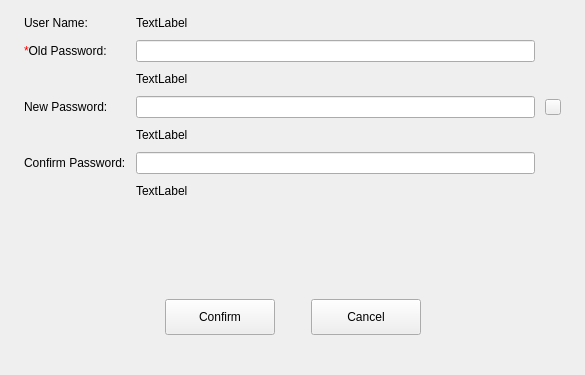
openeuler-mirror/ks-scmc-gui, file src/pages/system/user-manager/passwd-update-dialog.ui: the form before one commit.
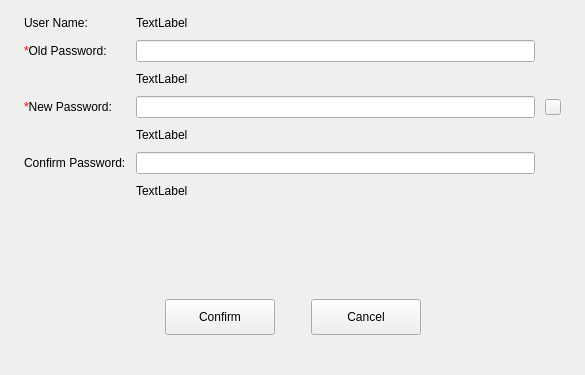
The form after the commit. Icons and pictures are not drawn. Custom widgets are drawn as their Qt base class.

Commit message: fix（pages）：modify new password - 统一输入框必填标识

The edit to the form file:
```diff
--- a/src/pages/system/user-manager/passwd-update-dialog.ui
+++ b/src/pages/system/user-manager/passwd-update-dialog.ui
@@ -101,7 +101,7 @@
      <item row="3" column="0">
       <widget class="QLabel" name="label_4">
        <property name="text">
-        <string>New Password:</string>
+        <string>&lt;font color=red&gt;*&lt;/font&gt;New Password:</string>
        </property>
       </widget>
      </item>
```
